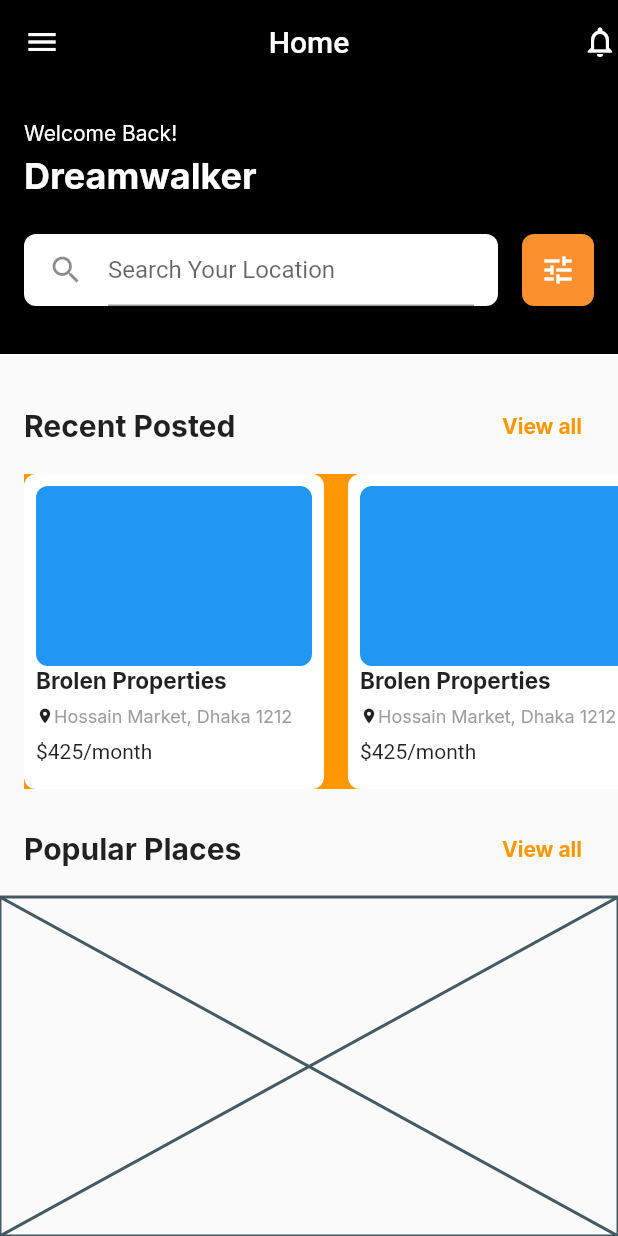
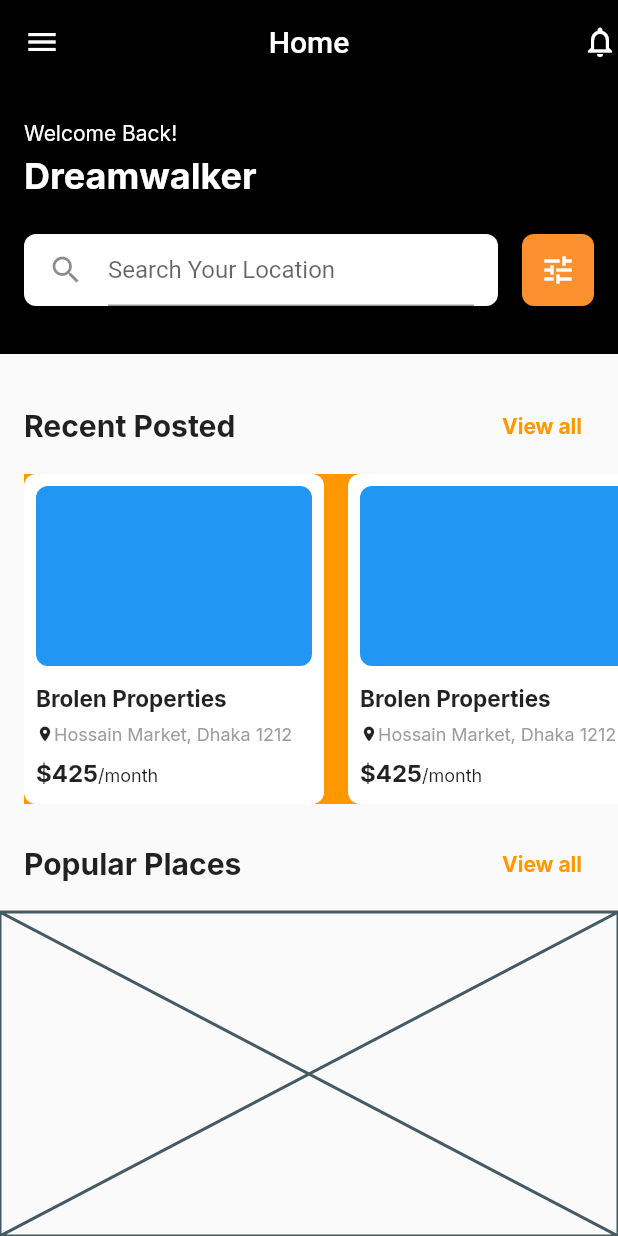
Before and after one commit to JAICHANGPARK/flutter_notebook_chapter_24, a Flutter app: the PropertyMainPage screen opened directly, on a phone screen of 412 x 824 dp. Run offline on Flutter 3.47's test engine with Material 2 defaults, Android fonts, the phone set to English and light mode, and no system bars; our stand-ins replace flutter_riverpod, freezed_annotation, google_fonts, ionicons, percent_indicator; missing offline and left inert: crypto_font_icons; network calls fail.

Commit message:
Update property_main_page.dart

```diff
--- a/lib/ep1393_property_app/view/property_main_page.dart
+++ b/lib/ep1393_property_app/view/property_main_page.dart
@@ -120,7 +120,7 @@ class _PropertyMainPageState extends State<PropertyMainPage> {
             ),
           ),
           Container(
-            height: 210,
+            height: 220,
             color: Colors.orange,
             margin: const EdgeInsets.only(left: 16),
             child: ListView.builder(
@@ -151,6 +151,9 @@ class _PropertyMainPageState extends State<PropertyMainPage> {
                                 color: Colors.blue,
                                 borderRadius: BorderRadius.circular(8),
                               ),
+                            ),
+                            SizedBox(
+                              height: 12,
                             ),
                             Text(
                               "Brolen Properties",
@@ -183,8 +186,17 @@ class _PropertyMainPageState extends State<PropertyMainPage> {
                             Text.rich(TextSpan(children: [
                               TextSpan(
                                 text: "\$425",
+                                style: GoogleFonts.inter(
+                                  fontSize: 16,
+                                  fontWeight: FontWeight.bold,
+                                ),
                               ),
-                              TextSpan(text: "/month")
+                              TextSpan(
+                                text: "/month",
+                                style: GoogleFonts.inter(
+                                  fontSize: 12,
+                                ),
+                              )
                             ]))
                           ],
                         ),
```
